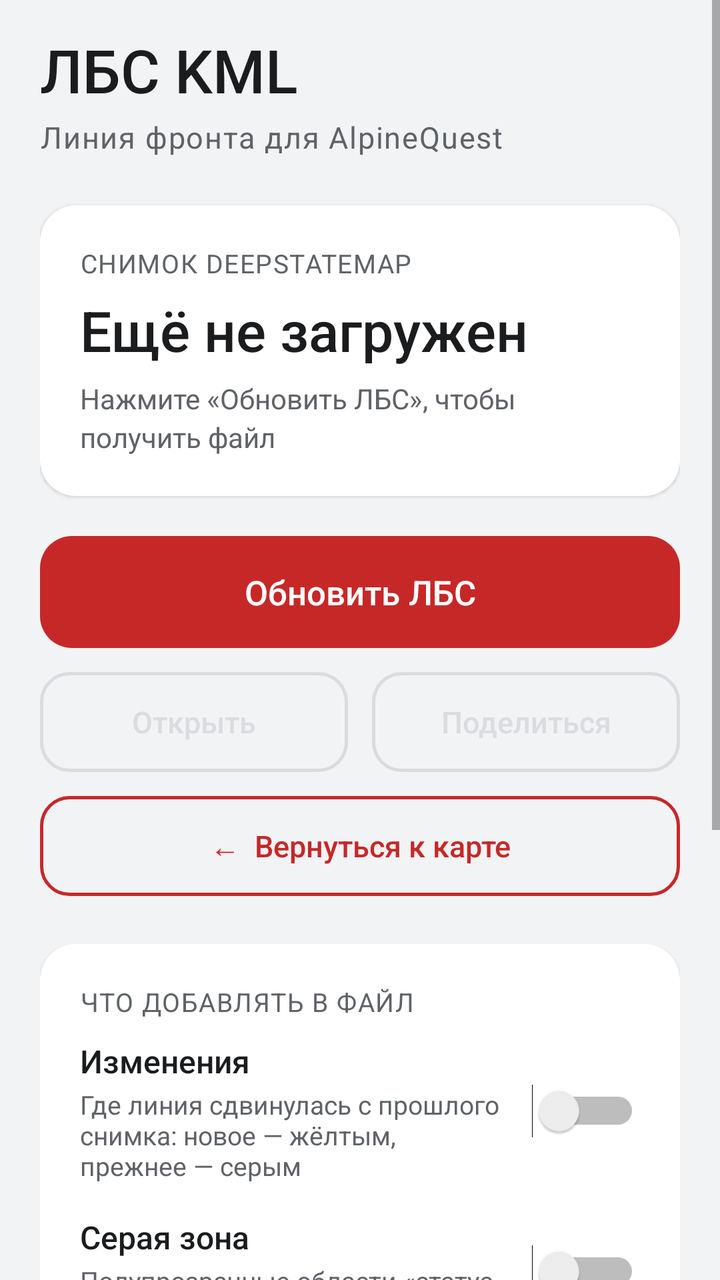
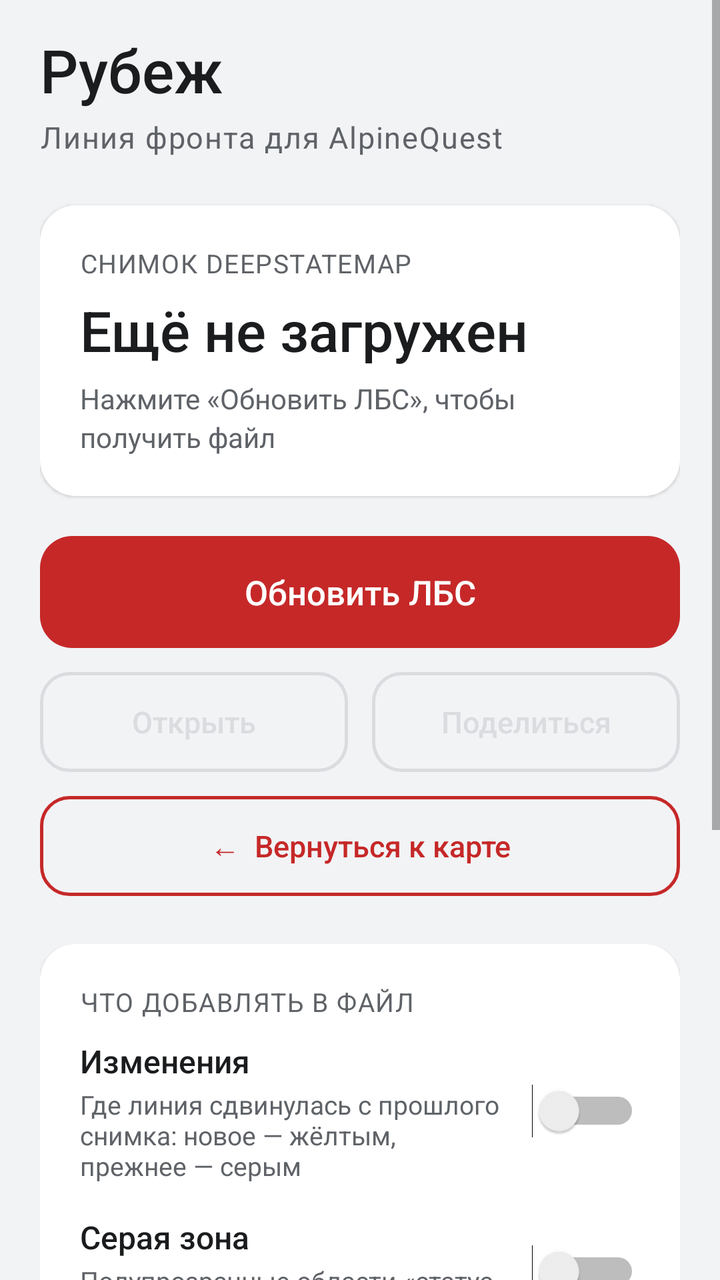

An Android layout rendered at two revisions. The XML below is the earlier revision; the diff shows what the commit changed to produce the second picture.
<!-- AndroidManifest.xml: application theme AppTheme -->
<!-- res/layout/activity_main.xml -->
<?xml version="1.0" encoding="utf-8"?>
<FrameLayout xmlns:android="http://schemas.android.com/apk/res/android"
    android:id="@+id/root"
    android:layout_width="match_parent"
    android:layout_height="match_parent"
    android:background="@color/bg">

    
    <WebView
        android:id="@+id/web"
        android:layout_width="1dp"
        android:layout_height="1dp"
        android:visibility="invisible" />

    <ScrollView
        android:layout_width="match_parent"
        android:layout_height="match_parent"
        android:clipToPadding="false"
        android:fillViewport="true">

        <LinearLayout
            android:layout_width="match_parent"
            android:layout_height="wrap_content"
            android:orientation="vertical"
            android:paddingStart="20dp"
            android:paddingTop="16dp"
            android:paddingEnd="20dp"
            android:paddingBottom="20dp">

            
            <LinearLayout
                android:layout_width="match_parent"
                android:layout_height="wrap_content"
                android:gravity="bottom"
                android:orientation="horizontal">

                <TextView
                    android:layout_width="0dp"
                    android:layout_height="wrap_content"
                    android:layout_weight="1"
                    android:fontFamily="sans-serif-medium"
                    android:text="ЛБС KML"
                    android:textColor="@color/text"
                    android:textSize="30sp" />

                <TextView
                    android:id="@+id/version"
                    style="@style/Caption"
                    android:layout_width="wrap_content"
                    android:layout_height="wrap_content"
                    android:layout_marginBottom="6dp" />
            </LinearLayout>

            <TextView
                style="@style/Caption"
                android:layout_width="match_parent"
                android:layout_height="wrap_content"
                android:layout_marginTop="2dp"
                android:text="Линия фронта для AlpineQuest"
                android:textSize="15sp" />

            
            <LinearLayout
                style="@style/Card"
                android:layout_marginTop="24dp">

                <TextView
                    style="@style/Caption"
                    android:layout_width="wrap_content"
                    android:layout_height="wrap_content"
                    android:text="СНИМОК DEEPSTATEMAP" />

                <TextView
                    android:id="@+id/tvDate"
                    android:layout_width="match_parent"
                    android:layout_height="wrap_content"
                    android:layout_marginTop="6dp"
                    android:fontFamily="sans-serif-medium"
                    android:text="Ещё не загружен"
                    android:textColor="@color/text"
                    android:textSize="28sp" />

                <TextView
                    android:id="@+id/tvInfo"
                    android:layout_width="match_parent"
                    android:layout_height="wrap_content"
                    android:layout_marginTop="6dp"
                    android:lineSpacingExtra="3dp"
                    android:text="Нажмите «Обновить ЛБС», чтобы получить файл"
                    android:textColor="@color/text2"
                    android:textSize="14sp" />

                <LinearLayout
                    android:id="@+id/stateRow"
                    android:layout_width="match_parent"
                    android:layout_height="wrap_content"
                    android:layout_marginTop="14dp"
                    android:gravity="center_vertical"
                    android:orientation="horizontal"
                    android:visibility="gone">

                    <ProgressBar
                        android:id="@+id/progress"
                        style="?android:attr/progressBarStyleSmall"
                        android:layout_width="20dp"
                        android:layout_height="20dp"
                        android:layout_marginEnd="10dp"
                        android:indeterminateTint="@color/accent" />

                    <TextView
                        android:id="@+id/tvState"
                        android:layout_width="0dp"
                        android:layout_height="wrap_content"
                        android:layout_weight="1"
                        android:textColor="@color/text"
                        android:textIsSelectable="true"
                        android:textSize="14sp" />
                </LinearLayout>
            </LinearLayout>

            <Button
                android:id="@+id/btnUpdate"
                style="@style/BtnPrimary"
                android:layout_marginTop="20dp"
                android:text="Обновить ЛБС" />

            <LinearLayout
                android:layout_width="match_parent"
                android:layout_height="wrap_content"
                android:layout_marginTop="12dp"
                android:orientation="horizontal">

                <Button
                    android:id="@+id/btnOpen"
                    style="@style/BtnSecondary"
                    android:layout_width="0dp"
                    android:layout_marginEnd="6dp"
                    android:layout_weight="1"
                    android:enabled="false"
                    android:text="Открыть" />

                <Button
                    android:id="@+id/btnShare"
                    style="@style/BtnSecondary"
                    android:layout_width="0dp"
                    android:layout_marginStart="6dp"
                    android:layout_weight="1"
                    android:enabled="false"
                    android:text="Поделиться" />
            </LinearLayout>

            <Button
                android:id="@+id/btnMap"
                style="@style/BtnSecondary"
                android:layout_marginTop="12dp"
                android:text="←  Вернуться к карте" />

            
            <LinearLayout
                style="@style/Card"
                android:layout_marginTop="24dp"
                android:paddingTop="16dp"
                android:paddingBottom="16dp">

                <TextView
                    style="@style/Caption"
                    android:layout_width="wrap_content"
                    android:layout_height="wrap_content"
                    android:text="ЧТО ДОБАВЛЯТЬ В ФАЙЛ" />

                <LinearLayout
                    android:layout_width="match_parent"
                    android:layout_height="wrap_content"
                    android:layout_marginTop="10dp"
                    android:gravity="center_vertical"
                    android:orientation="horizontal">

                    <LinearLayout
                        android:layout_width="0dp"
                        android:layout_height="wrap_content"
                        android:layout_weight="1"
                        android:orientation="vertical">

                        <TextView
                            android:layout_width="wrap_content"
                            android:layout_height="wrap_content"
                            android:fontFamily="sans-serif-medium"
                            android:text="Изменения"
                            android:textColor="@color/text"
                            android:textSize="16sp" />

                        <TextView
                            android:layout_width="wrap_content"
                            android:layout_height="wrap_content"
                            android:layout_marginTop="2dp"
                            android:text="Где линия сдвинулась с прошлого снимка: новое — жёлтым, прежнее — серым"
                            android:textColor="@color/text2"
                            android:textSize="13sp" />
                    </LinearLayout>

                    <Switch
                        android:id="@+id/optDiff"
                        android:layout_width="wrap_content"
                        android:layout_height="wrap_content"
                        android:layout_marginStart="12dp" />
                </LinearLayout>

                <LinearLayout
                    android:layout_width="match_parent"
                    android:layout_height="wrap_content"
                    android:layout_marginTop="16dp"
                    android:gravity="center_vertical"
                    android:orientation="horizontal">

                    <LinearLayout
                        android:layout_width="0dp"
                        android:layout_height="wrap_content"
                        android:layout_weight="1"
                        android:orientation="vertical">

                        <TextView
                            android:layout_width="wrap_content"
                            android:layout_height="wrap_content"
                            android:fontFamily="sans-serif-medium"
                            android:text="Серая зона"
                            android:textColor="@color/text"
                            android:textSize="16sp" />

                        <TextView
                            android:layout_width="wrap_content"
                            android:layout_height="wrap_content"
                            android:layout_marginTop="2dp"
                            android:text="Полупрозрачные области «статус неизвестен»"
                            android:textColor="@color/text2"
                            android:textSize="13sp" />
                    </LinearLayout>

                    <Switch
                        android:id="@+id/optGray"
                        android:layout_width="wrap_content"
                        android:layout_height="wrap_content"
                        android:layout_marginStart="12dp" />
                </LinearLayout>
            </LinearLayout>

            
            <LinearLayout
                style="@style/Card"
                android:layout_marginTop="12dp"
                android:gravity="center_vertical"
                android:orientation="horizontal"
                android:paddingTop="16dp"
                android:paddingBottom="16dp">

                <LinearLayout
                    android:layout_width="0dp"
                    android:layout_height="wrap_content"
                    android:layout_weight="1"
                    android:orientation="vertical">

                    <TextView
                        android:layout_width="wrap_content"
                        android:layout_height="wrap_content"
                        android:fontFamily="sans-serif-medium"
                        android:text="Автопроверка"
                        android:textColor="@color/text"
                        android:textSize="16sp" />

                    <TextView
                        android:layout_width="wrap_content"
                        android:layout_height="wrap_content"
                        android:layout_marginTop="2dp"
                        android:text="Каждые 12 часов. Уведомление, когда появится новый снимок"
                        android:textColor="@color/text2"
                        android:textSize="13sp" />
                </LinearLayout>

                <Switch
                    android:id="@+id/autoCheck"
                    android:layout_width="wrap_content"
                    android:layout_height="wrap_content"
                    android:layout_marginStart="12dp" />
            </LinearLayout>

            <View
                android:layout_width="match_parent"
                android:layout_height="0dp"
                android:layout_weight="1"
                android:minHeight="24dp" />

            
            <LinearLayout
                style="@style/Card"
                android:layout_marginTop="24dp"
                android:gravity="center_vertical"
                android:orientation="horizontal"
                android:paddingTop="14dp"
                android:paddingBottom="14dp">

                <TextView
                    android:layout_width="52dp"
                    android:layout_height="52dp"
                    android:background="@drawable/bg_circle"
                    android:fontFamily="sans-serif-medium"
                    android:gravity="center"
                    android:text="T"
                    android:textColor="#FFFFFF"
                    android:textSize="22sp" />

                <LinearLayout
                    android:layout_width="0dp"
                    android:layout_height="wrap_content"
                    android:layout_marginStart="14dp"
                    android:layout_weight="1"
                    android:orientation="vertical">

                    <TextView
                        style="@style/Caption"
                        android:layout_width="wrap_content"
                        android:layout_height="wrap_content"
                        android:text="РАЗРАБОТЧИК" />

                    <TextView
                        android:layout_width="wrap_content"
                        android:layout_height="wrap_content"
                        android:layout_marginTop="2dp"
                        android:fontFamily="sans-serif-medium"
                        android:text="TRO9II"
                        android:textColor="@color/text"
                        android:textSize="17sp" />
                </LinearLayout>
            </LinearLayout>

            <TextView
                style="@style/Caption"
                android:layout_width="match_parent"
                android:layout_height="wrap_content"
                android:layout_marginTop="16dp"
                android:gravity="center"
                android:text="Файл сохраняется в «Загрузки»" />
        </LinearLayout>
    </ScrollView>
</FrameLayout>
<!-- resources referenced by this layout -->
<resources>
  <color name="accent">#C62828</color>
  <color name="bg">#F2F3F5</color>
  <color name="text">#1A1C1E</color>
  <color name="text2">#5F6368</color>
  <!-- drawable bg_circle (drawable) -->
  <?xml version="1.0" encoding="utf-8"?>
  <shape xmlns:android="http://schemas.android.com/apk/res/android" android:shape="oval">
      <solid android:color="@color/accent" />
  </shape>
  <style name="BtnPrimary" parent="BtnBase">
          <item name="android:background">@drawable/bg_primary</item>
          <item name="android:textColor">#FFFFFF</item>
      </style>
  <style name="BtnSecondary" parent="BtnBase">
          <item name="android:background">@drawable/bg_secondary</item>
          <item name="android:textColor">@color/secondary_text</item>
          <item name="android:minHeight">50dp</item>
          <item name="android:textSize">15sp</item>
      </style>
  <style name="Caption">
          <item name="android:textSize">13sp</item>
          <item name="android:textColor">@color/text2</item>
          <item name="android:letterSpacing">0.04</item>
      </style>
  <style name="Card">
          <item name="android:layout_width">match_parent</item>
          <item name="android:layout_height">wrap_content</item>
          <item name="android:orientation">vertical</item>
          <item name="android:background">@drawable/bg_card</item>
          <item name="android:padding">20dp</item>
          <item name="android:elevation">1dp</item>
      </style>
  <style name="AppTheme" parent="android:Theme.Material.Light.NoActionBar">
          <item name="android:colorAccent">@color/accent</item>
          <item name="android:colorPrimary">@color/accent</item>
          <item name="android:windowBackground">@color/bg</item>
          <item name="android:statusBarColor">@color/bg</item>
          <item name="android:navigationBarColor">@color/bg</item>
          <item name="android:windowLightStatusBar">true</item>
          <item name="android:windowLightNavigationBar">true</item>
      </style>
  <style name="BtnBase">
          <item name="android:layout_width">match_parent</item>
          <item name="android:layout_height">wrap_content</item>
          <item name="android:minHeight">56dp</item>
          <item name="android:textSize">17sp</item>
          <item name="android:textAllCaps">false</item>
          <item name="android:stateListAnimator">@null</item>
          <item name="android:fontFamily">sans-serif-medium</item>
      </style>
  <!-- drawable bg_primary (drawable) -->
  <?xml version="1.0" encoding="utf-8"?>
  <ripple xmlns:android="http://schemas.android.com/apk/res/android" android:color="#40FFFFFF">
      <item>
          <selector>
              <item android:state_enabled="false">
                  <shape android:shape="rectangle">
                      <solid android:color="@color/accent_disabled" />
                      <corners android:radius="16dp" />
                  </shape>
              </item>
              <item>
                  <shape android:shape="rectangle">
                      <solid android:color="@color/accent" />
                      <corners android:radius="16dp" />
                  </shape>
              </item>
          </selector>
      </item>
  </ripple>
  <!-- drawable bg_card (drawable) -->
  <?xml version="1.0" encoding="utf-8"?>
  <shape xmlns:android="http://schemas.android.com/apk/res/android" android:shape="rectangle">
      <solid android:color="@color/card" />
      <corners android:radius="18dp" />
  </shape>
  <color name="accent_disabled">#E8A9A9</color>
  <color name="divider">#DADCE0</color>
  <color name="card">#FFFFFF</color>
  <!-- unchanged entries left out for length: 1 -->
</resources>

<!-- the commit's change to res/layout/activity_main.xml (unified diff, before → after) -->
@@ -39,7 +39,7 @@
                     android:layout_height="wrap_content"
                     android:layout_weight="1"
                     android:fontFamily="sans-serif-medium"
-                    android:text="ЛБС KML"
+                    android:text="Рубеж"
                     android:textColor="@color/text"
                     android:textSize="30sp" />
 
